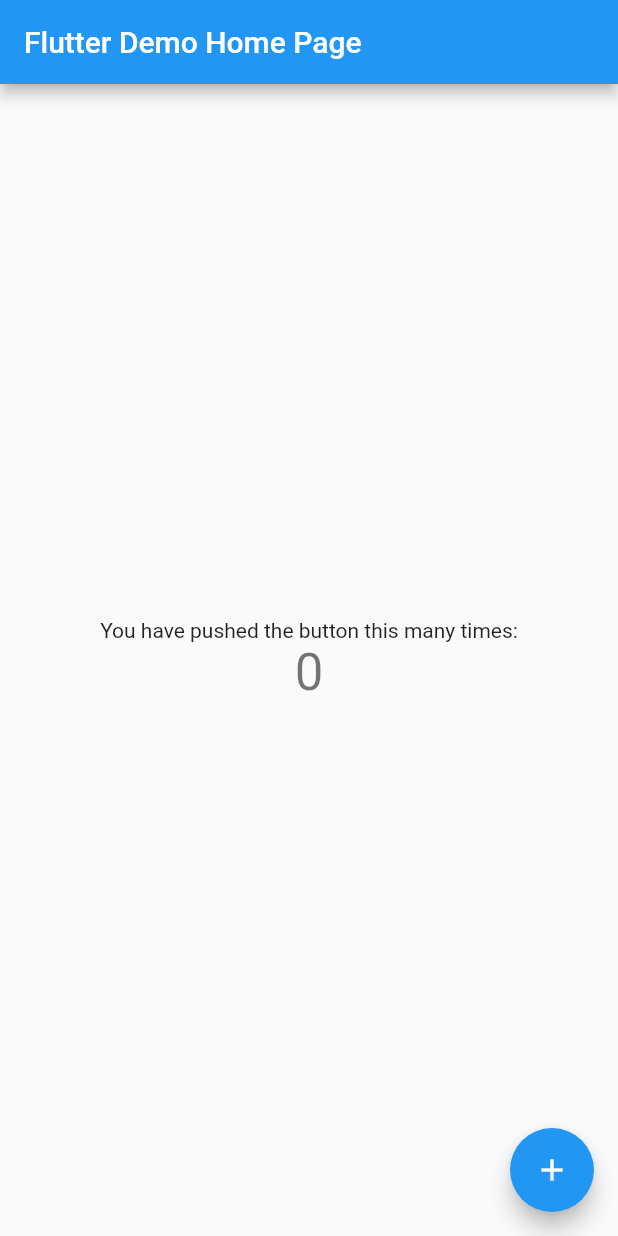
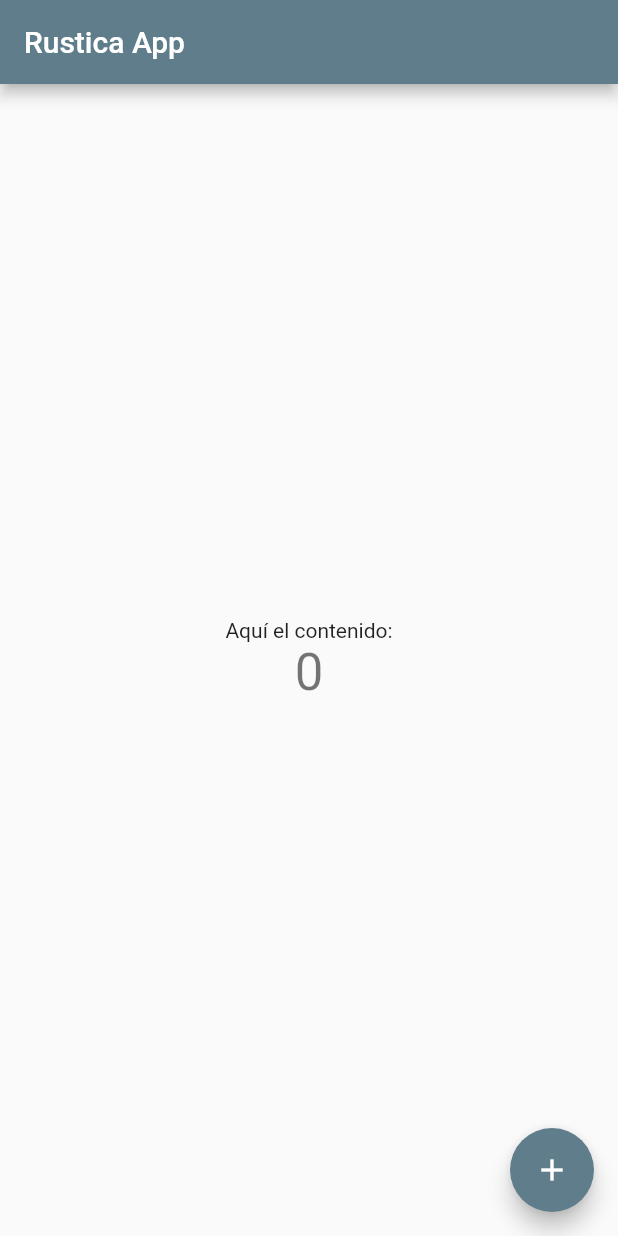
Before and after one commit to rovcode/appnegocio, a Flutter app: the screen it shows after launch, on a phone screen of 412 x 824 dp. Run offline on Flutter 3.47's test engine with Material 2 defaults, Android fonts, the light colour scheme and no system bars.

Commit message:
Cambio en MainActivity.kt

```diff
--- a/lib/main.dart
+++ b/lib/main.dart
@@ -11,7 +11,7 @@
   @override
   Widget build(BuildContext context) {
     return MaterialApp(
-      title: 'Flutter Demo',
+      title: 'Rustica App',
       theme: ThemeData(
         // This is the theme of your application.
         //
@@ -22,9 +22,9 @@
         // or simply save your changes to "hot reload" in a Flutter IDE).
         // Notice that the counter didn't reset back to zero; the application
         // is not restarted.
-        primarySwatch: Colors.blue,
+        primarySwatch: Colors.blueGrey,
       ),
-      home: const MyHomePage(title: 'Flutter Demo Home Page'),
+      home: const MyHomePage(title: 'Rustica App'),
     );
   }
 }
@@ -96,7 +96,7 @@
           mainAxisAlignment: MainAxisAlignment.center,
           children: <Widget>[
             const Text(
-              'You have pushed the button this many times:',
+              'Aquí el contenido:',
             ),
             Text(
               '$_counter',
```
Also changed, not shown: 1 other file.
